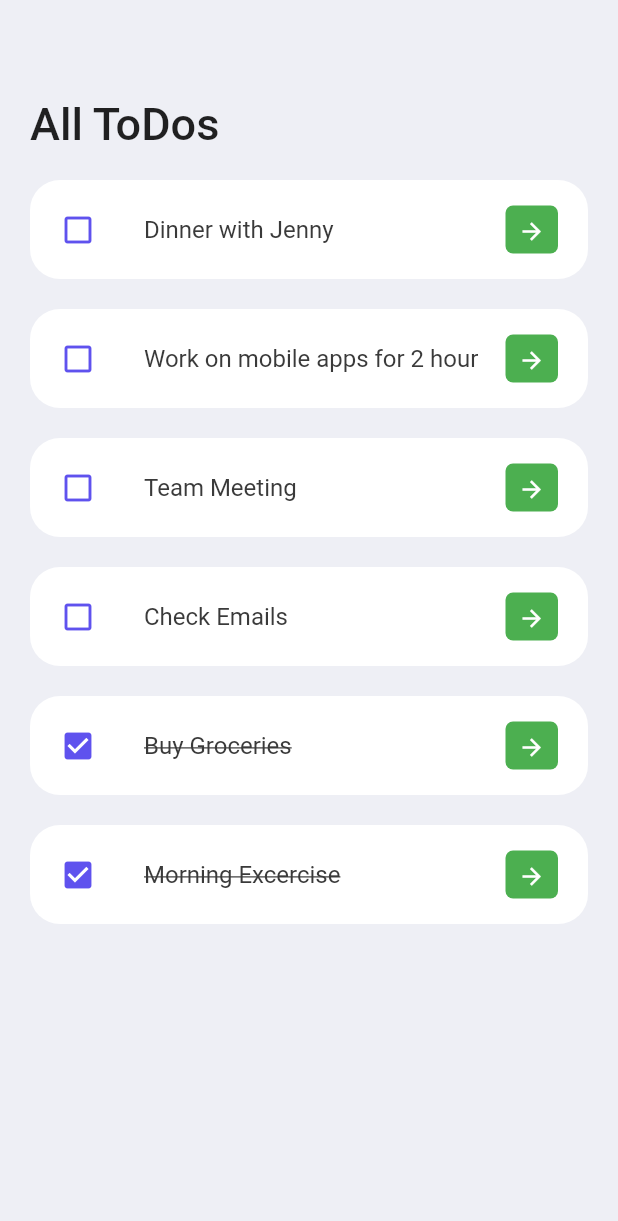
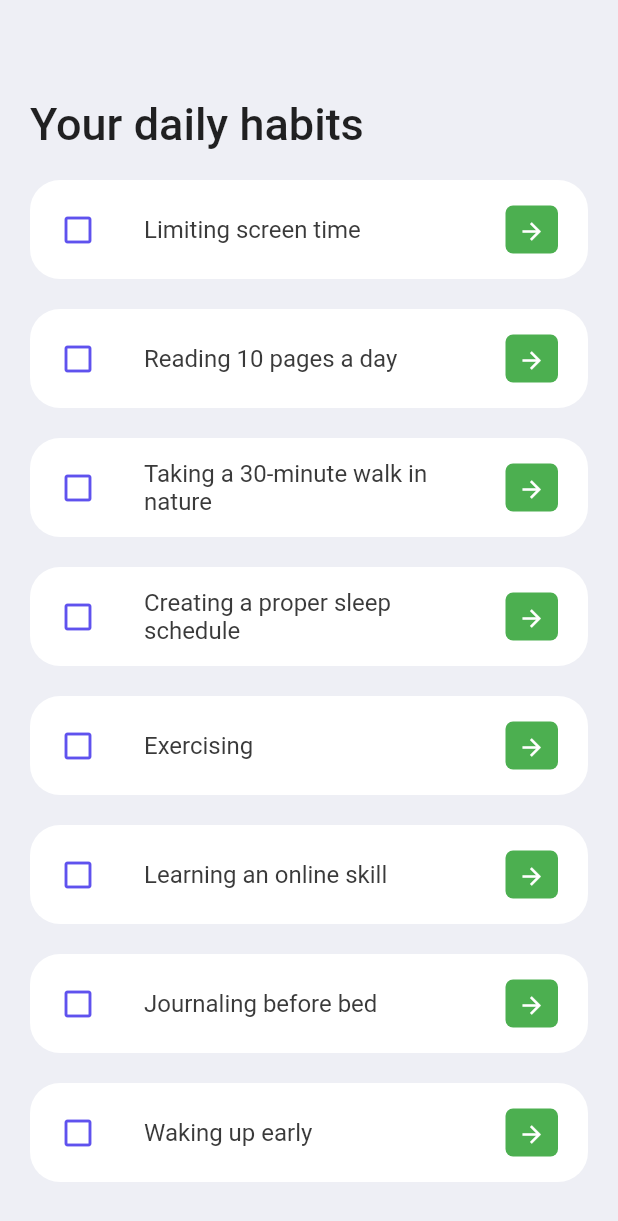
Before and after one commit to GianMen91/my_new_habits, a Flutter app: the screen it shows after launch, on a phone screen of 412 x 824 dp. Shown: the top 1221 px of the screen. Run offline on Flutter 3.47's test engine with Material 2 defaults, Android fonts, the phone set to English and light mode, and no system bars.

Commit message:
use daily habits system

```diff
--- a/lib/model/todo.dart
+++ b/lib/model/todo.dart
@@ -11,12 +11,14 @@ class ToDo {
 
   static List<ToDo> todoList() {
     return [
-      ToDo(id: '01', todoText: 'Morning Excercise', isDone: true ),
-      ToDo(id: '02', todoText: 'Buy Groceries', isDone: true ),
-      ToDo(id: '03', todoText: 'Check Emails', ),
-      ToDo(id: '04', todoText: 'Team Meeting', ),
-      ToDo(id: '05', todoText: 'Work on mobile apps for 2 hour', ),
-      ToDo(id: '06', todoText: 'Dinner with Jenny', ),
+      ToDo(id: '01', todoText: 'Waking up early',),
+      ToDo(id: '02', todoText: 'Journaling before bed',),
+      ToDo(id: '03', todoText: 'Learning an online skill',),
+      ToDo(id: '04', todoText: 'Exercising', ),
+      ToDo(id: '05', todoText:  'Creating a proper sleep schedule',),
+      ToDo(id: '06', todoText: 'Taking a 30-minute walk in nature',),
+      ToDo(id: '07', todoText:  'Reading 10 pages a day',),
+      ToDo(id: '08', todoText:  'Limiting screen time',),
     ];
   }
 }
--- a/lib/screens/home.dart
+++ b/lib/screens/home.dart
@@ -43,7 +43,7 @@ class _HomeState extends State<Home> {
                           bottom: 20,
                         ),
                         child: const Text(
-                          'All ToDos',
+                          'Your daily habits',
                           style: TextStyle(
                             fontSize: 30,
                             fontWeight: FontWeight.w500,
```
